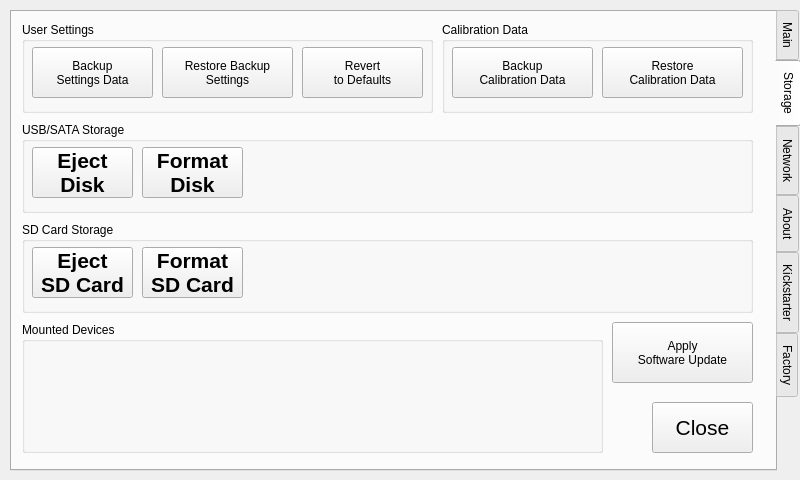
First picture: the form in src/utilwindow.ui, repository krontech/chronos-cam-app, before the edit.
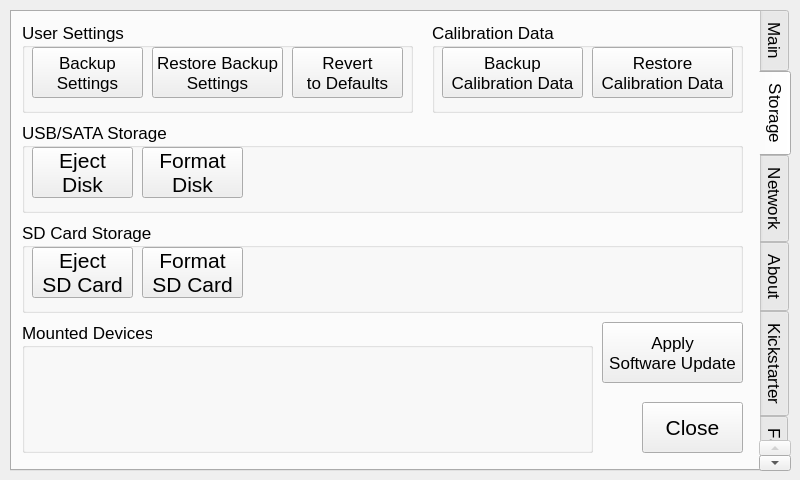
Second picture: the form after the edit. The open tabs and pages were chosen to show the change. Custom widgets are drawn as their Qt base class.

```diff
--- a/src/utilwindow.ui
+++ b/src/utilwindow.ui
@@ -18,10 +18,15 @@
     <rect>
      <x>10</x>
      <y>10</y>
-     <width>791</width>
+     <width>781</width>
      <height>461</height>
     </rect>
    </property>
+   <property name="font">
+    <font>
+     <pointsize>13</pointsize>
+    </font>
+   </property>
    <property name="focusPolicy">
     <enum>Qt::NoFocus</enum>
    </property>
@@ -518,7 +523,7 @@
     <widget class="QPushButton" name="cmdClose_2">
      <property name="geometry">
       <rect>
-       <x>640</x>
+       <x>630</x>
        <y>390</y>
        <width>101</width>
        <height>51</height>
@@ -538,7 +543,7 @@
       <rect>
        <x>10</x>
        <y>10</y>
-       <width>411</width>
+       <width>391</width>
        <height>91</height>
       </rect>
      </property>
@@ -550,19 +555,19 @@
        <rect>
         <x>10</x>
         <y>25</y>
-        <width>121</width>
+        <width>111</width>
         <height>51</height>
        </rect>
       </property>
       <property name="text">
        <string>Backup
-Settings Data</string>
+Settings</string>
       </property>
      </widget>
      <widget class="QPushButton" name="cmdRestoreSettings">
       <property name="geometry">
        <rect>
-        <x>140</x>
+        <x>130</x>
         <y>25</y>
         <width>131</width>
         <height>51</height>
@@ -576,9 +581,9 @@
      <widget class="QPushButton" name="cmdDefaults">
       <property name="geometry">
        <rect>
-        <x>280</x>
+        <x>270</x>
         <y>25</y>
-        <width>121</width>
+        <width>111</width>
         <height>51</height>
        </rect>
       </property>
@@ -591,7 +596,7 @@
     <widget class="QGroupBox" name="gbCalData">
      <property name="geometry">
       <rect>
-       <x>430</x>
+       <x>420</x>
        <y>10</y>
        <width>311</width>
        <height>91</height>
@@ -634,7 +639,7 @@
       <rect>
        <x>10</x>
        <y>110</y>
-       <width>731</width>
+       <width>721</width>
        <height>91</height>
       </rect>
      </property>
@@ -653,8 +658,8 @@
       <property name="font">
        <font>
         <pointsize>16</pointsize>
-        <weight>75</weight>
-        <bold>true</bold>
+        <weight>50</weight>
+        <bold>false</bold>
        </font>
       </property>
       <property name="text">
@@ -674,8 +679,8 @@
       <property name="font">
        <font>
         <pointsize>16</pointsize>
-        <weight>75</weight>
-        <bold>true</bold>
+        <weight>50</weight>
+        <bold>false</bold>
        </font>
       </property>
       <property name="text">
@@ -710,7 +715,7 @@
       <rect>
        <x>10</x>
        <y>210</y>
-       <width>731</width>
+       <width>721</width>
        <height>91</height>
       </rect>
      </property>
@@ -729,8 +734,8 @@
       <property name="font">
        <font>
         <pointsize>16</pointsize>
-        <weight>75</weight>
-        <bold>true</bold>
+        <weight>50</weight>
+        <bold>false</bold>
        </font>
       </property>
       <property name="text">
@@ -750,8 +755,8 @@
       <property name="font">
        <font>
         <pointsize>16</pointsize>
-        <weight>75</weight>
-        <bold>true</bold>
+        <weight>50</weight>
+        <bold>false</bold>
        </font>
       </property>
       <property name="text">
@@ -784,7 +789,7 @@
     <widget class="QPushButton" name="cmdSWUpdate">
      <property name="geometry">
       <rect>
-       <x>600</x>
+       <x>590</x>
        <y>310</y>
        <width>141</width>
        <height>61</height>
@@ -800,7 +805,7 @@
       <rect>
        <x>10</x>
        <y>310</y>
-       <width>581</width>
+       <width>571</width>
        <height>131</height>
       </rect>
      </property>
@@ -812,7 +817,7 @@
        <rect>
         <x>10</x>
         <y>20</y>
-        <width>561</width>
+        <width>551</width>
         <height>101</height>
        </rect>
       </property>
```
Left out of the diff: 46 changed lines with no effect on the pictures.
